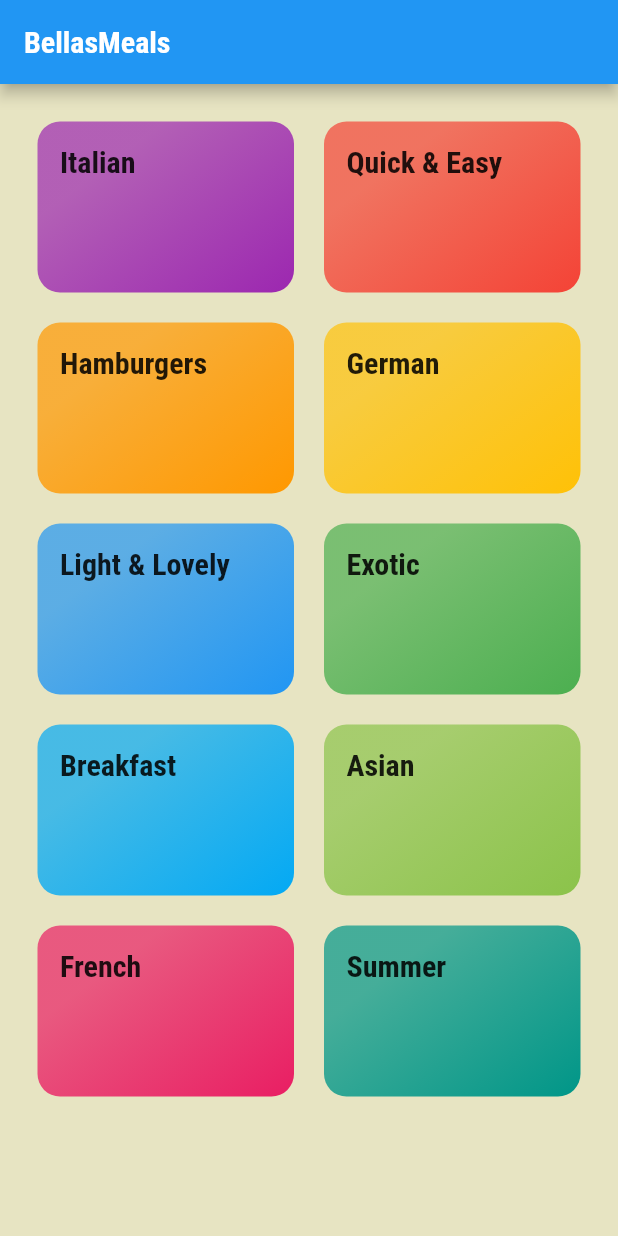
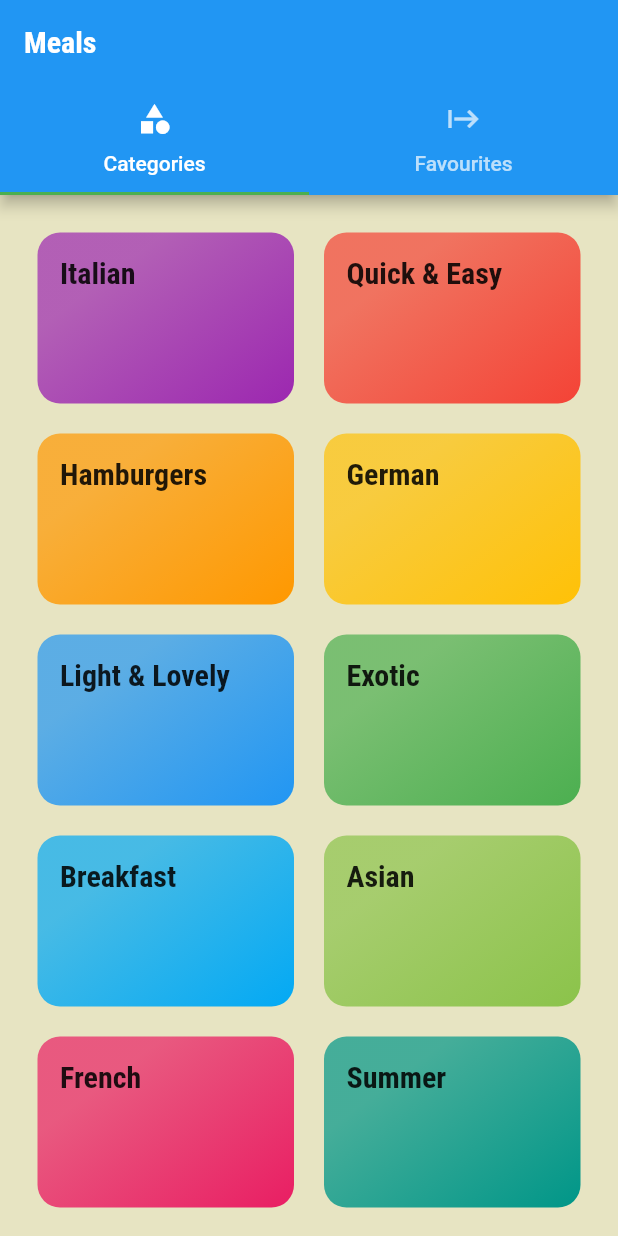
Before and after one commit to kessysam/MealApp, a Flutter app: the screen it shows after launch, on a phone screen of 412 x 824 dp. Run offline on Flutter 3.47's test engine with Material 2 defaults, Android fonts, the phone set to English and light mode, and no system bars; Roboto replaces fonts that are missing (Railway).

Commit message:
top tab completed

```diff
--- a/meal_app/lib/main.dart
+++ b/meal_app/lib/main.dart
@@ -3,6 +3,7 @@ import 'package:meal_app/screens/meal_detail_screen.dart';
 
 import 'screens/categories_screen.dart';
 import 'screens/category_meals_screen.dart';
+import 'screens/tabs_screen.dart';
 
 void main() {
   runApp(const MyApp());
@@ -40,7 +41,7 @@ class MyApp extends StatelessWidget {
       //home: const CategoriesScreen(),//use in place of initial route
       initialRoute: '/',
       routes: {
-        '/': (context) => const CategoriesScreen(),
+        '/': (context) => const TabsScreen(),
         CategoryMealsScreen.routeName: (context) => CategoryMealsScreen(),
         MealDetailScreen.routName: (context) => MealDetailScreen(),
       },
--- a/meal_app/lib/screens/categories_screen.dart
+++ b/meal_app/lib/screens/categories_screen.dart
@@ -7,11 +7,7 @@ class CategoriesScreen extends StatelessWidget {
 
   @override
   Widget build(BuildContext context) {
-    return Scaffold(
-      appBar: AppBar(
-        title: const Text('BellasMeals'),
-      ),
-      body: GridView(
+    return GridView(
       padding: const EdgeInsets.all(25),
       gridDelegate: const SliverGridDelegateWithMaxCrossAxisExtent(
         maxCrossAxisExtent: 200,
@@ -28,7 +24,6 @@ class CategoriesScreen extends StatelessWidget {
             ),
           )
           .toList(),
-      ),
     );
   }
 }
--- /dev/null
+++ b/meal_app/lib/screens/favourites_screen.dart
@@ -0,0 +1,12 @@
+import 'package:flutter/material.dart';
+
+class FavouritesScreen extends StatelessWidget {
+  const FavouritesScreen({super.key});
+
+  @override
+  Widget build(BuildContext context) {
+    return Center(
+      child: Text('The Favourites'),
+    );
+  }
+}
--- /dev/null
+++ b/meal_app/lib/screens/tabs_screen.dart
@@ -0,0 +1,44 @@
+import 'package:flutter/material.dart';
+import 'package:meal_app/screens/categories_screen.dart';
+import 'package:meal_app/screens/favourites_screen.dart';
+
+class TabsScreen extends StatefulWidget {
+  const TabsScreen({super.key});
+
+  @override
+  State<TabsScreen> createState() => _TabsScreenState();
+}
+
+class _TabsScreenState extends State<TabsScreen> {
+  @override
+  Widget build(BuildContext context) {
+    return DefaultTabController(
+      length: 2,
+      child: Scaffold(
+        appBar: AppBar(
+          title: const Text('Meals'),
+          bottom: const TabBar(tabs: [
+            Tab(
+              icon: Icon(
+                Icons.category,
+              ),
+              text: 'Categories',
+            ),
+            Tab(
+              icon: Icon(
+                Icons.start,
+              ),
+              text: 'Favourites',
+            ),
+          ]),
+        ),
+        body: TabBarView(
+          children: [
+            CategoriesScreen(),
+            FavouritesScreen(),
+          ],
+        ),
+      ),
+    );
+  }
+}
```
Lines whose indentation alone changed are shown as unchanged.
